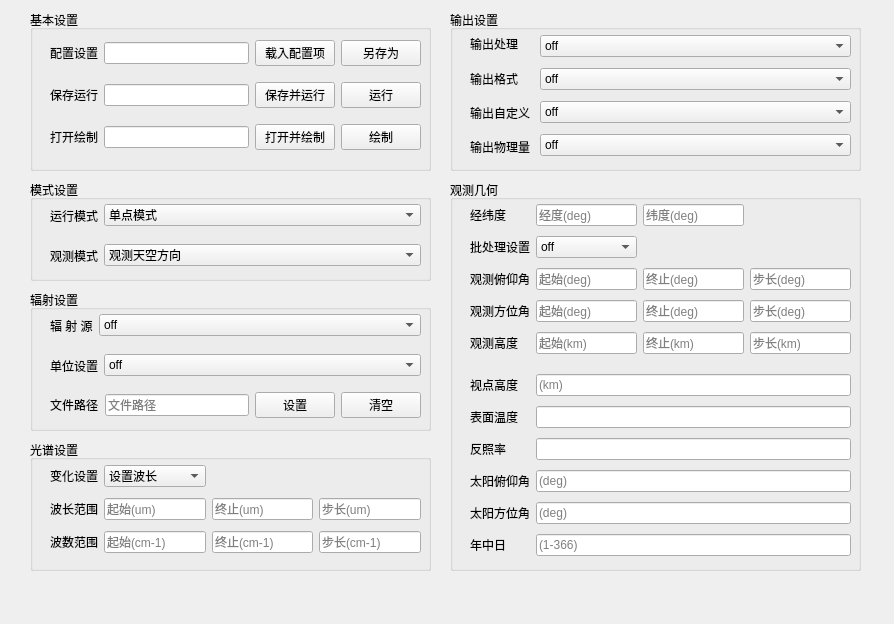
Old version of the form GUI/generalpage.ui in the repository code-arter/radiometer-GUI.
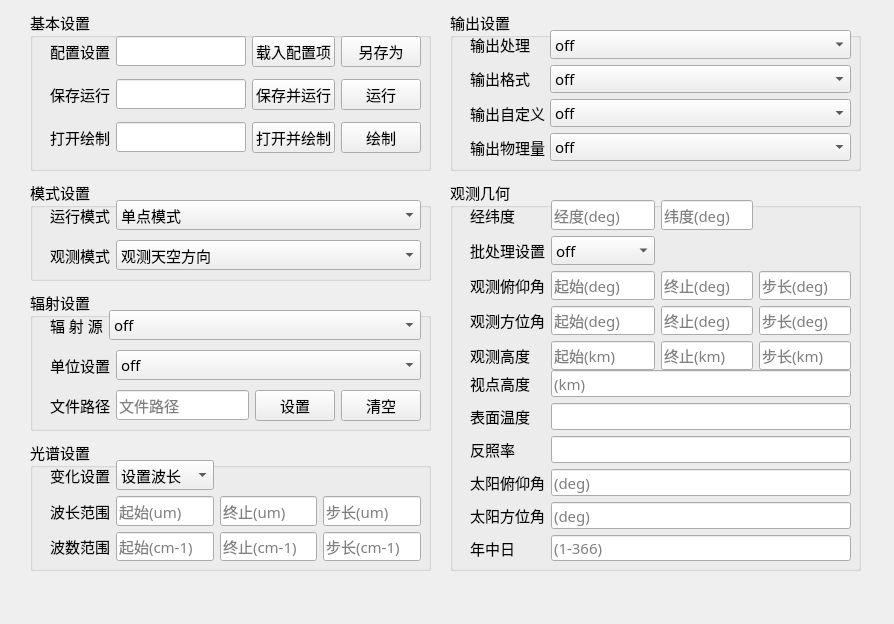
New version of the form.

```diff
--- a/GUI/generalpage.ui
+++ b/GUI/generalpage.ui
@@ -22,6 +22,12 @@
      <height>131</height>
     </rect>
    </property>
+   <property name="font">
+    <font>
+     <family>宋体</family>
+     <pointsize>11</pointsize>
+    </font>
+   </property>
    <property name="title">
     <string>光谱设置</string>
    </property>
@@ -34,9 +40,21 @@
       <height>101</height>
      </rect>
     </property>
+    <property name="font">
+     <font>
+      <family>宋体</family>
+      <pointsize>11</pointsize>
+     </font>
+    </property>
     <layout class="QGridLayout" name="gridLayout_10">
      <item row="1" column="0">
       <widget class="QLabel" name="label_42">
+       <property name="font">
+        <font>
+         <family>宋体</family>
+         <pointsize>11</pointsize>
+        </font>
+       </property>
        <property name="text">
         <string>波长范围</string>
        </property>
@@ -44,6 +62,12 @@
      </item>
      <item row="2" column="0">
       <widget class="QLabel" name="label_43">
+       <property name="font">
+        <font>
+         <family>宋体</family>
+         <pointsize>11</pointsize>
+        </font>
+       </property>
        <property name="text">
         <string>波数范围</string>
        </property>
@@ -51,6 +75,12 @@
      </item>
      <item row="2" column="2">
       <widget class="QLineEdit" name="lineEdit_wavecount_end">
+       <property name="font">
+        <font>
+         <family>宋体</family>
+         <pointsize>11</pointsize>
+        </font>
+       </property>
        <property name="placeholderText">
         <string>终止(cm-1)</string>
        </property>
@@ -61,6 +91,12 @@
      </item>
      <item row="1" column="3">
       <widget class="QLineEdit" name="lineEdit_wavelength_step">
+       <property name="font">
+        <font>
+         <family>宋体</family>
+         <pointsize>11</pointsize>
+        </font>
+       </property>
        <property name="placeholderText">
         <string>步长(um)</string>
        </property>
@@ -71,6 +107,12 @@
      </item>
      <item row="2" column="1">
       <widget class="QLineEdit" name="lineEdit_wavecount_start">
+       <property name="font">
+        <font>
+         <family>宋体</family>
+         <pointsize>11</pointsize>
+        </font>
+       </property>
        <property name="placeholderText">
         <string>起始(cm-1)</string>
        </property>
@@ -84,6 +126,12 @@
      </item>
      <item row="1" column="1">
       <widget class="QLineEdit" name="lineEdit_wavelength_start">
+       <property name="font">
+        <font>
+         <family>宋体</family>
+         <pointsize>11</pointsize>
+        </font>
+       </property>
        <property name="placeholderText">
         <string>起始(um)</string>
        </property>
@@ -94,6 +142,12 @@
      </item>
      <item row="2" column="3">
       <widget class="QLineEdit" name="lineEdit_wavecount_step">
+       <property name="font">
+        <font>
+         <family>宋体</family>
+         <pointsize>11</pointsize>
+        </font>
+       </property>
        <property name="placeholderText">
         <string>步长(cm-1)</string>
        </property>
@@ -104,6 +158,12 @@
      </item>
      <item row="1" column="2">
       <widget class="QLineEdit" name="lineEdit_wavelength_end">
+       <property name="font">
+        <font>
+         <family>宋体</family>
+         <pointsize>11</pointsize>
+        </font>
+       </property>
        <property name="placeholderText">
         <string>终止(um)</string>
        </property>
@@ -114,6 +174,12 @@
      </item>
      <item row="0" column="0">
       <widget class="QLabel" name="label_28">
+       <property name="font">
+        <font>
+         <family>宋体</family>
+         <pointsize>11</pointsize>
+        </font>
+       </property>
        <property name="accessibleName">
         <string/>
        </property>
@@ -124,6 +190,12 @@
      </item>
      <item row="0" column="1">
       <widget class="QComboBox" name="comboBox_main_wave">
+       <property name="font">
+        <font>
+         <family>宋体</family>
+         <pointsize>11</pointsize>
+        </font>
+       </property>
        <property name="option_name" stdset="0">
         <string>main_wave</string>
        </property>
@@ -151,6 +223,12 @@
      <height>101</height>
     </rect>
    </property>
+   <property name="font">
+    <font>
+     <family>宋体</family>
+     <pointsize>11</pointsize>
+    </font>
+   </property>
    <property name="title">
     <string>模式设置</string>
    </property>
@@ -163,6 +241,12 @@
       <height>31</height>
      </rect>
     </property>
+    <property name="font">
+     <font>
+      <family>宋体</family>
+      <pointsize>11</pointsize>
+     </font>
+    </property>
     <layout class="QHBoxLayout" name="horizontalLayout_3" stretch="1,9">
      <property name="leftMargin">
       <number>0</number>
@@ -178,6 +262,12 @@
      </property>
      <item>
       <widget class="QLabel" name="label_21">
+       <property name="font">
+        <font>
+         <family>宋体</family>
+         <pointsize>11</pointsize>
+        </font>
+       </property>
        <property name="accessibleName">
         <string/>
        </property>
@@ -188,6 +278,12 @@
      </item>
      <item>
       <widget class="QComboBox" name="comboBox_global_mode">
+       <property name="font">
+        <font>
+         <family>宋体</family>
+         <pointsize>11</pointsize>
+        </font>
+       </property>
        <property name="option_name" stdset="0">
         <string>global_mode</string>
        </property>
@@ -214,6 +310,12 @@
       <height>31</height>
      </rect>
     </property>
+    <property name="font">
+     <font>
+      <family>宋体</family>
+      <pointsize>11</pointsize>
+     </font>
+    </property>
     <layout class="QHBoxLayout" name="horizontalLayout_4" stretch="1,9">
      <property name="leftMargin">
       <number>0</number>
@@ -229,6 +331,12 @@
      </property>
      <item>
       <widget class="QLabel" name="label_23">
+       <property name="font">
+        <font>
+         <family>宋体</family>
+         <pointsize>11</pointsize>
+        </font>
+       </property>
        <property name="text">
         <string>观测模式</string>
        </property>
@@ -236,6 +344,12 @@
      </item>
      <item>
       <widget class="QComboBox" name="comboBox_direction">
+       <property name="font">
+        <font>
+         <family>宋体</family>
+         <pointsize>11</pointsize>
+        </font>
+       </property>
        <property name="option_name" stdset="0">
         <string>direction</string>
        </property>
@@ -263,6 +377,12 @@
      <height>161</height>
     </rect>
    </property>
+   <property name="font">
+    <font>
+     <family>宋体</family>
+     <pointsize>11</pointsize>
+    </font>
+   </property>
    <property name="title">
     <string>输出设置</string>
    </property>
@@ -271,13 +391,25 @@
      <rect>
       <x>20</x>
       <y>20</y>
-      <width>62</width>
+      <width>77</width>
       <height>131</height>
      </rect>
     </property>
+    <property name="font">
+     <font>
+      <family>宋体</family>
+      <pointsize>11</pointsize>
+     </font>
+    </property>
     <layout class="QVBoxLayout" name="verticalLayout_24">
      <item>
       <widget class="QLabel" name="label_19">
+       <property name="font">
+        <font>
+         <family>宋体</family>
+         <pointsize>11</pointsize>
+        </font>
+       </property>
        <property name="text">
         <string>输出处理</string>
        </property>
@@ -285,6 +417,12 @@
      </item>
      <item>
       <widget class="QLabel" name="label_24">
+       <property name="font">
+        <font>
+         <family>宋体</family>
+         <pointsize>11</pointsize>
+        </font>
+       </property>
        <property name="text">
         <string>输出格式</string>
        </property>
@@ -292,6 +430,12 @@
      </item>
      <item>
       <widget class="QLabel" name="label_25">
+       <property name="font">
+        <font>
+         <family>宋体</family>
+         <pointsize>11</pointsize>
+        </font>
+       </property>
        <property name="text">
         <string>输出自定义</string>
        </property>
@@ -299,6 +443,12 @@
      </item>
      <item>
       <widget class="QLabel" name="label_26">
+       <property name="font">
+        <font>
+         <family>宋体</family>
+         <pointsize>11</pointsize>
+        </font>
+       </property>
        <property name="text">
         <string>输出物理量</string>
        </property>
@@ -309,15 +459,27 @@
    <widget class="QWidget" name="verticalLayoutWidget_22">
     <property name="geometry">
      <rect>
-      <x>90</x>
+      <x>100</x>
       <y>20</y>
-      <width>311</width>
+      <width>301</width>
       <height>131</height>
      </rect>
     </property>
+    <property name="font">
+     <font>
+      <family>宋体</family>
+      <pointsize>11</pointsize>
+     </font>
+    </property>
     <layout class="QVBoxLayout" name="verticalLayout_25">
      <item>
       <widget class="QComboBox" name="comboBox_output_process">
+       <property name="font">
+        <font>
+         <family>宋体</family>
+         <pointsize>11</pointsize>
+        </font>
+       </property>
        <property name="option_name" stdset="0">
         <string>output_process</string>
        </property>
@@ -326,6 +488,11 @@
          <string>off</string>
         </property>
        </item>
+       <item>
+        <property name="text">
+         <string>per_cm-1</string>
+        </property>
+       </item>
        <item>
         <property name="text">
          <string>integrate</string>
@@ -356,11 +523,6 @@
          <string>per_nm</string>
         </property>
        </item>
-       <item>
-        <property name="text">
-         <string>per_cm-1</string>
-        </property>
-       </item>
        <item>
         <property name="text">
          <string>per_band</string>
@@ -375,6 +537,12 @@
      </item>
      <item>
       <widget class="QComboBox" name="comboBox_output_format">
+       <property name="font">
+        <font>
+         <family>宋体</family>
+         <pointsize>11</pointsize>
+        </font>
+       </property>
        <property name="option_name" stdset="0">
         <string>output_format</string>
        </property>
@@ -407,6 +575,12 @@
      </item>
      <item>
       <widget class="QComboBox" name="comboBox_output_user">
+       <property name="font">
+        <font>
+         <family>宋体</family>
+         <pointsize>11</pointsize>
+        </font>
+       </property>
        <property name="option_name" stdset="0">
         <string>output_user</string>
        </property>
@@ -415,20 +589,26 @@
          <string>off</string>
         </property>
        </item>
-       <item>
-        <property name="text">
-         <string>lambda uu</string>
-        </property>
-       </item>
        <item>
         <property name="text">
          <string>wavenumber uu</string>
         </property>
        </item>
+       <item>
+        <property name="text">
+         <string>lambda uu</string>
+        </property>
+       </item>
       </widget>
      </item>
      <item>
       <widget class="QComboBox" name="comboBox_output_quantity">
+       <property name="font">
+        <font>
+         <family>宋体</family>
+         <pointsize>11</pointsize>
+        </font>
+       </property>
        <property name="option_name" stdset="0">
         <string>output_quantity</string>
        </property>
@@ -437,6 +617,11 @@
          <string>off</string>
         </property>
        </item>
+       <item>
+        <property name="text">
+         <string>radiance</string>
+        </property>
+       </item>
        <item>
         <property name="text">
          <string>reflectivity</string>
@@ -471,6 +656,12 @@
      <height>391</height>
     </rect>
    </property>
+   <property name="font">
+    <font>
+     <family>宋体</family>
+     <pointsize>11</pointsize>
+    </font>
+   </property>
    <property name="title">
     <string>观测几何</string>
    </property>
@@ -480,83 +671,37 @@
       <x>20</x>
       <y>20</y>
       <width>381</width>
-      <height>161</height>
+      <height>170</height>
      </rect>
     </property>
+    <property name="font">
+     <font>
+      <family>宋体</family>
+      <pointsize>11</pointsize>
+     </font>
+    </property>
     <layout class="QGridLayout" name="gridLayout_7">
-     <item row="4" column="0">
-      <widget class="QLabel" name="label_45">
-       <property name="text">
-        <string>观测高度</string>
-       </property>
-      </widget>
-     </item>
-     <item row="2" column="1">
-      <widget class="QLineEdit" name="lineEdit_umu_start">
-       <property name="placeholderText">
-        <string>起始(deg)</string>
-       </property>
-       <property name="option_name" stdset="0">
-        <string>angle_of_pitch_start</string>
-       </property>
-      </widget>
-     </item>
-     <item row="2" column="3">
-      <widget class="QLineEdit" name="lineEdit_umu_step">
-       <property name="placeholderText">
-        <string>步长(deg)</string>
-       </property>
-       <property name="option_name" stdset="0">
-        <string>angle_of_pitch_step</string>
-       </property>
-      </widget>
-     </item>
      <item row="3" column="0">
       <widget class="QLabel" name="label_46">
+       <property name="font">
+        <font>
+         <family>宋体</family>
+         <pointsize>11</pointsize>
+        </font>
+       </property>
        <property name="text">
         <string>观测方位角</string>
        </property>
       </widget>
      </item>
-     <item row="2" column="2">
-      <widget class="QLineEdit" name="lineEdit_umu_end">
-       <property name="placeholderText">
-        <string>终止(deg)</string>
-       </property>
-       <property name="option_name" stdset="0">
-        <string>angle_of_pitch_end</string>
-       </property>
-      </widget>
-     </item>
-     <item row="0" column="0">
-      <widget class="QLabel" name="label_47">
-       <property name="text">
-        <string>经纬度</string>
-       </property>
-      </widget>
-     </item>
-     <item row="0" column="1">
-      <widget class="QLineEdit" name="lineEdit_jingdu">
-       <property name="placeholderText">
-        <string>经度(deg)</string>
-       </property>
-       <property name="option_name" stdset="0">
-        <string>longitude</string>
-       </property>
-      </widget>
-     </item>
-     <item row="4" column="1">
-      <widget class="QLineEdit" name="lineEdit_height_start">
-       <property name="placeholderText">
-        <string>起始(km)</string>
-       </property>
-       <property name="option_name" stdset="0">
-        <string>distance_start</string>
-       </property>
-      </widget>
-     </item>
      <item row="4" column="2">
       <widget class="QLineEdit" name="lineEdit_height_end">
+       <property name="font">
+        <font>
+         <family>宋体</family>
+         <pointsize>11</pointsize>
+        </font>
+       </property>
        <property name="text">
         <string/>
        </property>
@@ -568,15 +713,14 @@
        </property>
       </widget>
      </item>
-     <item row="2" column="0">
-      <widget class="QLabel" name="label_44">
-       <property name="text">
-        <string>观测俯仰角</string>
-       </property>
-      </widget>
-     </item>
      <item row="3" column="3">
       <widget class="QLineEdit" name="lineEdit_phi_step">
+       <property name="font">
+        <font>
+         <family>宋体</family>
+         <pointsize>11</pointsize>
+        </font>
+       </property>
        <property name="placeholderText">
         <string>步长(deg)</string>
        </property>
@@ -585,18 +729,33 @@
        </property>
       </widget>
      </item>
-     <item row="0" column="2">
-      <widget class="QLineEdit" name="lineEdit_weidu">
+     <item row="3" column="1">
+      <widget class="QLineEdit" name="lineEdit_phi_start">
+       <property name="font">
+        <font>
+         <family>宋体</family>
+         <pointsize>11</pointsize>
+        </font>
+       </property>
+       <property name="text">
+        <string/>
+       </property>
        <property name="placeholderText">
-        <string>纬度(deg)</string>
+        <string>起始(deg)</string>
        </property>
        <property name="option_name" stdset="0">
-        <string>latitude</string>
+        <string>azimuth_angle_start</string>
        </property>
       </widget>
      </item>
      <item row="3" column="2">
       <widget class="QLineEdit" name="lineEdit_phi_end">
+       <property name="font">
+        <font>
+         <family>宋体</family>
+         <pointsize>11</pointsize>
+        </font>
+       </property>
        <property name="placeholderText">
         <string>终止(deg)</string>
        </property>
@@ -605,21 +764,30 @@
        </property>
       </widget>
      </item>
-     <item row="3" column="1">
-      <widget class="QLineEdit" name="lineEdit_phi_start">
-       <property name="text">
-        <string/>
+     <item row="4" column="1">
+      <widget class="QLineEdit" name="lineEdit_height_start">
+       <property name="font">
+        <font>
+         <family>宋体</family>
+         <pointsize>11</pointsize>
+        </font>
        </property>
        <property name="placeholderText">
-        <string>起始(deg)</string>
+        <string>起始(km)</string>
        </property>
        <property name="option_name" stdset="0">
-        <string>azimuth_angle_start</string>
+        <string>distance_start</string>
        </property>
       </widget>
      </item>
      <item row="4" column="3">
       <widget class="QLineEdit" name="lineEdit_height_step">
+       <property name="font">
+        <font>
+         <family>宋体</family>
+         <pointsize>11</pointsize>
+        </font>
+       </property>
        <property name="placeholderText">
         <string>步长(km)</string>
        </property>
@@ -628,8 +796,59 @@
        </property>
       </widget>
      </item>
+     <item row="4" column="0">
+      <widget class="QLabel" name="label_45">
+       <property name="font">
+        <font>
+         <family>宋体</family>
+         <pointsize>11</pointsize>
+        </font>
+       </property>
+       <property name="text">
+        <string>观测高度</string>
+       </property>
+      </widget>
+     </item>
+     <item row="2" column="1">
+      <widget class="QLineEdit" name="lineEdit_umu_start">
+       <property name="font">
+        <font>
+         <family>宋体</family>
+         <pointsize>11</pointsize>
+        </font>
+       </property>
+       <property name="placeholderText">
+        <string>起始(deg)</string>
+       </property>
+       <property name="option_name" stdset="0">
+        <string>angle_of_pitch_start</string>
+       </property>
+      </widget>
+     </item>
+     <item row="2" column="3">
+      <widget class="QLineEdit" name="lineEdit_umu_step">
+       <property name="font">
+        <font>
+         <family>宋体</family>
+         <pointsize>11</pointsize>
+        </font>
+       </property>
+       <property name="placeholderText">
+        <string>步长(deg)</string>
+       </property>
+       <property name="option_name" stdset="0">
+        <string>angle_of_pitch_step</string>
+       </property>
+      </widget>
+     </item>
      <item row="1" column="0">
       <widget class="QLabel" name="label_22">
+       <property name="font">
+        <font>
+         <family>宋体</family>
+         <pointsize>11</pointsize>
+        </font>
+       </property>
        <property name="accessibleName">
         <string/>
        </property>
@@ -638,8 +857,88 @@
        </property>
       </widget>
      </item>
+     <item row="0" column="0">
+      <widget class="QLabel" name="label_47">
+       <property name="font">
+        <font>
+         <family>宋体</family>
+         <pointsize>11</pointsize>
+        </font>
+       </property>
+       <property name="text">
+        <string>经纬度</string>
+       </property>
+      </widget>
+     </item>
+     <item row="2" column="0">
+      <widget class="QLabel" name="label_44">
+       <property name="font">
+        <font>
+         <family>宋体</family>
+         <pointsize>11</pointsize>
+        </font>
+       </property>
+       <property name="text">
+        <string>观测俯仰角</string>
+       </property>
+      </widget>
+     </item>
+     <item row="2" column="2">
+      <widget class="QLineEdit" name="lineEdit_umu_end">
+       <property name="font">
+        <font>
+         <family>宋体</family>
+         <pointsize>11</pointsize>
+        </font>
+       </property>
+       <property name="placeholderText">
+        <string>终止(deg)</string>
+       </property>
+       <property name="option_name" stdset="0">
+        <string>angle_of_pitch_end</string>
+       </property>
+      </widget>
+     </item>
+     <item row="0" column="1">
+      <widget class="QLineEdit" name="lineEdit_jingdu">
+       <property name="font">
+        <font>
+         <family>宋体</family>
+         <pointsize>11</pointsize>
+        </font>
+       </property>
+       <property name="placeholderText">
+        <string>经度(deg)</string>
+       </property>
+       <property name="option_name" stdset="0">
+        <string>longitude</string>
+       </property>
+      </widget>
+     </item>
+     <item row="0" column="2">
+      <widget class="QLineEdit" name="lineEdit_weidu">
+       <property name="font">
+        <font>
+         <family>宋体</family>
+         <pointsize>11</pointsize>
+        </font>
+       </property>
+       <property name="placeholderText">
+        <string>纬度(deg)</string>
+       </property>
+       <property name="option_name" stdset="0">
+        <string>latitude</string>
+       </property>
+      </widget>
+     </item>
      <item row="1" column="1">
       <widget class="QComboBox" name="comboBox_multi_set">
+       <property name="font">
+        <font>
+         <family>宋体</family>
+         <pointsize>11</pointsize>
+        </font>
+       </property>
        <property name="option_name" stdset="0">
         <string>multi_choice</string>
        </property>
@@ -676,9 +975,21 @@
       <height>191</height>
      </rect>
     </property>
+    <property name="font">
+     <font>
+      <family>宋体</family>
+      <pointsize>11</pointsize>
+     </font>
+    </property>
     <layout class="QGridLayout" name="gridLayout_11">
      <item row="1" column="0">
       <widget class="QLabel" name="label_48">
+       <property name="font">
+        <font>
+         <family>宋体</family>
+         <pointsize>11</pointsize>
+        </font>
+       </property>
        <property name="text">
         <string>表面温度</string>
        </property>
@@ -686,6 +997,12 @@
      </item>
      <item row="3" column="0">
       <widget class="QLabel" name="label_49">
+       <property name="font">
+        <font>
+         <family>宋体</family>
+         <pointsize>11</pointsize>
+        </font>
+       </property>
        <property name="text">
         <string>太阳俯仰角</string>
        </property>
@@ -693,6 +1010,12 @@
      </item>
      <item row="2" column="1">
       <widget class="QLineEdit" name="lineEdit_albedo">
+       <property name="font">
+        <font>
+         <family>宋体</family>
+         <pointsize>11</pointsize>
+        </font>
+       </property>
        <property name="option_name" stdset="0">
         <string>albedo</string>
        </property>
@@ -700,6 +1023,12 @@
      </item>
      <item row="2" column="0">
       <widget class="QLabel" name="label_50">
+       <property name="font">
+        <font>
+         <family>宋体</family>
+         <pointsize>11</pointsize>
+        </font>
+       </property>
        <property name="text">
         <string>反照率</string>
        </property>
@@ -707,6 +1036,12 @@
      </item>
      <item row="1" column="1">
       <widget class="QLineEdit" name="lineEdit_sur_temperature">
+       <property name="font">
+        <font>
+         <family>宋体</family>
+         <pointsize>11</pointsize>
+        </font>
+       </property>
        <property name="option_name" stdset="0">
         <string>sur_temperature</string>
        </property>
@@ -714,6 +1049,12 @@
      </item>
      <item row="3" column="1">
       <widget class="QLineEdit" name="lineEdit_sun_umu">
+       <property name="font">
+        <font>
+         <family>宋体</family>
+         <pointsize>11</pointsize>
+        </font>
+       </property>
        <property name="placeholderText">
         <string>(deg)</string>
        </property>
@@ -724,6 +1065,12 @@
      </item>
      <item row="0" column="0">
       <widget class="QLabel" name="label_51">
+       <property name="font">
+        <font>
+         <family>宋体</family>
+         <pointsize>11</pointsize>
+        </font>
+       </property>
        <property name="text">
         <string>视点高度</string>
        </property>
@@ -731,6 +1078,12 @@
      </item>
      <item row="5" column="0">
       <widget class="QLabel" name="label_52">
+       <property name="font">
+        <font>
+         <family>宋体</family>
+         <pointsize>11</pointsize>
+        </font>
+       </property>
        <property name="text">
         <string>年中日</string>
        </property>
@@ -738,6 +1091,12 @@
      </item>
      <item row="4" column="0">
       <widget class="QLabel" name="label_53">
+       <property name="font">
+        <font>
+         <family>宋体</family>
+         <pointsize>11</pointsize>
+        </font>
+       </property>
        <property name="text">
         <string>太阳方位角</string>
        </property>
@@ -745,6 +1104,12 @@
      </item>
      <item row="4" column="1">
       <widget class="QLineEdit" name="lineEdit_sum_phi">
+       <property name="font">
+        <font>
+         <family>宋体</family>
+         <pointsize>11</pointsize>
+        </font>
+       </property>
        <property name="placeholderText">
         <string>(deg)</string>
        </property>
@@ -755,6 +1120,12 @@
      </item>
      <item row="5" column="1">
       <widget class="QLineEdit" name="lineEdit_day_of_year">
+       <property name="font">
+        <font>
+         <family>宋体</family>
+         <pointsize>11</pointsize>
+        </font>
+       </property>
        <property name="placeholderText">
         <string>(1-366)</string>
        </property>
@@ -765,6 +1136,12 @@
      </item>
      <item row="0" column="1">
       <widget class="QLineEdit" name="lineEdit_zout">
+       <property name="font">
+        <font>
+         <family>宋体</family>
+         <pointsize>11</pointsize>
+        </font>
+       </property>
        <property name="placeholderText">
         <string>(km)</string>
        </property>
@@ -785,6 +1162,12 @@
      <height>161</height>
     </rect>
    </property>
+   <property name="font">
+    <font>
+     <family>宋体</family>
+     <pointsize>11</pointsize>
+    </font>
+   </property>
    <property name="title">
     <string>基本设置</string>
    </property>
@@ -797,12 +1180,24 @@
       <height>131</height>
      </rect>
     </property>
+    <property name="font">
+     <font>
+      <family>宋体</family>
+      <pointsize>11</pointsize>
+     </font>
+    </property>
     <layout class="QGridLayout" name="gridLayout_12">
      <property name="horizontalSpacing">
       <number>6</number>
      </property>
      <item row="1" column="2">
       <widget class="QPushButton" name="pushButton_save_run">
+       <property name="font">
+        <font>
+         <family>宋体</family>
+         <pointsize>11</pointsize>
+        </font>
+       </property>
        <property name="text">
         <string>保存并运行</string>
        </property>
@@ -810,6 +1205,12 @@
      </item>
      <item row="2" column="2">
       <widget class="QPushButton" name="pushButton_open_plot">
+       <property name="font">
+        <font>
+         <family>宋体</family>
+         <pointsize>11</pointsize>
+        </font>
+       </property>
        <property name="text">
         <string>打开并绘制</string>
        </property>
@@ -817,6 +1218,12 @@
      </item>
      <item row="0" column="2">
       <widget class="QPushButton" name="pushButton_conf_load">
+       <property name="font">
+        <font>
+         <family>宋体</family>
+         <pointsize>11</pointsize>
+        </font>
+       </property>
        <property name="text">
         <string>载入配置项</string>
        </property>
@@ -824,6 +1231,12 @@
      </item>
      <item row="1" column="0">
       <widget class="QLabel" name="label_3">
+       <property name="font">
+        <font>
+         <family>宋体</family>
+         <pointsize>11</pointsize>
+        </font>
+       </property>
        <property name="text">
         <string>保存运行</string>
        </property>
@@ -831,6 +1244,12 @@
      </item>
      <item row="2" column="1">
       <widget class="QLineEdit" name="lineEdit_plot_file">
+       <property name="font">
+        <font>
+         <family>宋体</family>
+         <pointsize>11</pointsize>
+        </font>
+       </property>
        <property name="option_name" stdset="0">
         <string>plot_file_path</string>
        </property>
@@ -838,6 +1257,12 @@
      </item>
      <item row="2" column="3">
       <widget class="QPushButton" name="pushButton_plot">
+       <property name="font">
+        <font>
+         <family>宋体</family>
+         <pointsize>11</pointsize>
+        </font>
+       </property>
        <property name="text">
         <string>绘制</string>
        </property>
@@ -845,6 +1270,12 @@
      </item>
      <item row="2" column="0">
       <widget class="QLabel" name="label_27">
+       <property name="font">
+        <font>
+         <family>宋体</family>
+         <pointsize>11</pointsize>
+        </font>
+       </property>
        <property name="text">
         <string>打开绘制</string>
        </property>
@@ -852,6 +1283,12 @@
      </item>
      <item row="0" column="3">
       <widget class="QPushButton" name="pushButton_conf_save">
+       <property name="font">
+        <font>
+         <family>宋体</family>
+         <pointsize>11</pointsize>
+        </font>
+       </property>
        <property name="text">
         <string>另存为</string>
        </property>
@@ -859,6 +1296,12 @@
      </item>
      <item row="0" column="0">
       <widget class="QLabel" name="label_4">
+       <property name="font">
+        <font>
+         <family>宋体</family>
+         <pointsize>11</pointsize>
+        </font>
+       </property>
        <property name="text">
         <string>配置设置</string>
        </property>
@@ -866,6 +1309,12 @@
      </item>
      <item row="0" column="1">
       <widget class="QLineEdit" name="lineEdit_conf_file">
+       <property name="font">
+        <font>
+         <family>宋体</family>
+         <pointsize>11</pointsize>
+        </font>
+       </property>
        <property name="option_name" stdset="0">
         <string>conf_file_path</string>
        </property>
@@ -873,6 +1322,12 @@
      </item>
      <item row="1" column="1">
       <widget class="QLineEdit" name="lineEdit_out_file">
+       <property name="font">
+        <font>
+         <family>宋体</family>
+         <pointsize>11</pointsize>
+        </font>
+       </property>
        <property name="option_name" stdset="0">
         <string>out_file_path</string>
        </property>
@@ -880,6 +1335,12 @@
      </item>
      <item row="1" column="3">
       <widget class="QPushButton" name="pushButton_run">
+       <property name="font">
+        <font>
+         <family>宋体</family>
+         <pointsize>11</pointsize>
+        </font>
+       </property>
        <property name="text">
         <string>运行</string>
        </property>
@@ -897,6 +1358,12 @@
      <height>141</height>
     </rect>
    </property>
+   <property name="font">
+    <font>
+     <family>宋体</family>
+     <pointsize>11</pointsize>
+    </font>
+   </property>
    <property name="title">
     <string>辐射设置</string>
    </property>
@@ -909,6 +1376,12 @@
       <height>31</height>
      </rect>
     </property>
+    <property name="font">
+     <font>
+      <family>宋体</family>
+      <pointsize>11</pointsize>
+     </font>
+    </property>
     <layout class="QHBoxLayout" name="horizontalLayout_11" stretch="1,9">
      <property name="leftMargin">
       <number>0</number>
@@ -924,6 +1397,12 @@
      </property>
      <item>
       <widget class="QLabel" name="label_65">
+       <property name="font">
+        <font>
+         <family>宋体</family>
+         <pointsize>11</pointsize>
+        </font>
+       </property>
        <property name="text">
         <string>单位设置</string>
        </property>
@@ -931,6 +1410,12 @@
      </item>
      <item>
       <widget class="QComboBox" name="comboBox_source_unit">
+       <property name="font">
+        <font>
+         <family>宋体</family>
+         <pointsize>11</pointsize>
+        </font>
+       </property>
        <property name="option_name" stdset="0">
         <string>source_unit</string>
        </property>
@@ -967,6 +1452,12 @@
       <height>31</height>
      </rect>
     </property>
+    <property name="font">
+     <font>
+      <family>宋体</family>
+      <pointsize>11</pointsize>
+     </font>
+    </property>
     <layout class="QHBoxLayout" name="horizontalLayout_10" stretch="1,9">
      <property name="leftMargin">
       <number>0</number>
@@ -982,6 +1473,12 @@
      </property>
      <item>
       <widget class="QLabel" name="label_64">
+       <property name="font">
+        <font>
+         <family>宋体</family>
+         <pointsize>11</pointsize>
+        </font>
+       </property>
        <property name="text">
         <string>辐 射 源</string>
        </property>
@@ -989,6 +1486,12 @@
      </item>
      <item>
       <widget class="QComboBox" name="comboBox_source_type">
+       <property name="font">
+        <font>
+         <family>宋体</family>
+         <pointsize>11</pointsize>
+        </font>
+       </property>
        <property name="option_name" stdset="0">
         <string>source_type</string>
        </property>
@@ -1020,9 +1523,21 @@
       <height>31</height>
      </rect>
     </property>
+    <property name="font">
+     <font>
+      <family>宋体</family>
+      <pointsize>11</pointsize>
+     </font>
+    </property>
     <layout class="QGridLayout" name="gridLayout_16">
      <item row="0" column="0">
       <widget class="QLabel" name="label_61">
+       <property name="font">
+        <font>
+         <family>宋体</family>
+         <pointsize>11</pointsize>
+        </font>
+       </property>
        <property name="text">
         <string>文件路径</string>
        </property>
@@ -1030,6 +1545,12 @@
      </item>
      <item row="0" column="2">
       <widget class="QPushButton" name="pushButton_source_file">
+       <property name="font">
+        <font>
+         <family>宋体</family>
+         <pointsize>11</pointsize>
+        </font>
+       </property>
        <property name="text">
         <string>设置</string>
        </property>
@@ -1037,6 +1558,12 @@
      </item>
      <item row="0" column="1">
       <widget class="QLineEdit" name="lineEdit_source_file">
+       <property name="font">
+        <font>
+         <family>宋体</family>
+         <pointsize>11</pointsize>
+        </font>
+       </property>
        <property name="placeholderText">
         <string>文件路径</string>
        </property>
@@ -1047,6 +1574,12 @@
      </item>
      <item row="0" column="3">
       <widget class="QPushButton" name="pushButton_source_file_2">
+       <property name="font">
+        <font>
+         <family>宋体</family>
+         <pointsize>11</pointsize>
+        </font>
+       </property>
        <property name="text">
         <string>清空</string>
        </property>
```
